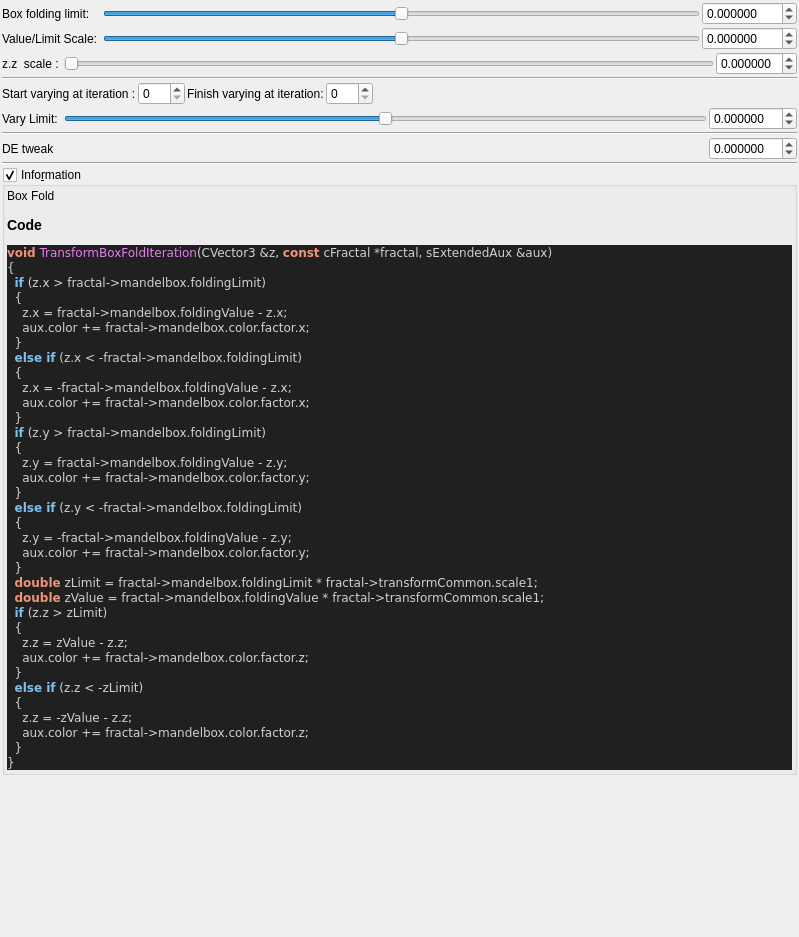
First picture: the form in mandelbulber2/qt_data/fractal_transf_box_fold_varyV1.ui, repository buddhi1980/mandelbulber2, before the edit.
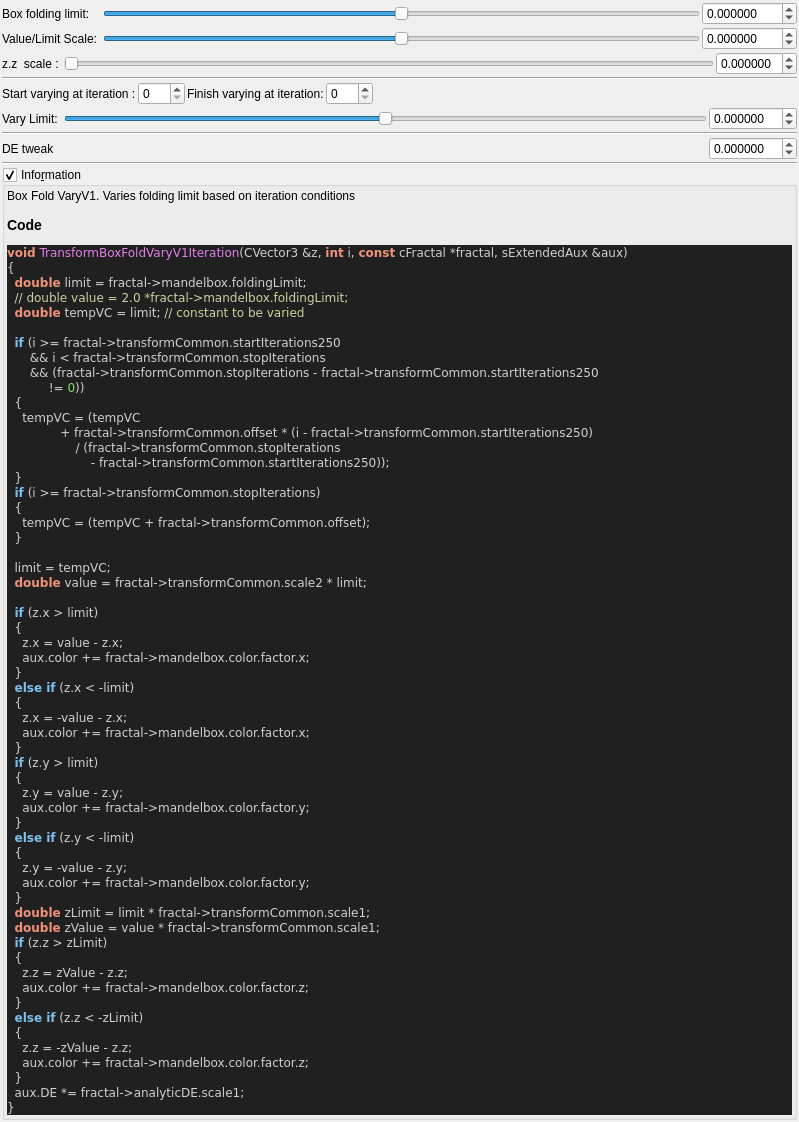
Second picture: the form after the edit. Custom widgets are drawn as their Qt base class.

What changed in the file:
```diff
--- a/mandelbulber2/qt_data/fractal_transf_box_fold_varyV1.ui
+++ b/mandelbulber2/qt_data/fractal_transf_box_fold_varyV1.ui
@@ -418,34 +418,56 @@
       <item>
        <widget class="QLabel" name="label_code_content">
         <property name="text">
-         <string>&lt;p&gt;Box Fold&lt;/p&gt;&lt;table&gt;
+         <string>&lt;p&gt;Box Fold VaryV1. Varies folding limit based on iteration conditions&lt;/p&gt;&lt;table&gt;
 &lt;/table&gt;
 &lt;h3&gt;Code&lt;/h3&gt;
 &lt;body style=&quot;background-color:#202020&quot;&gt;
-&lt;pre style=&quot;color:#d0d0d0; background-color:#202020;  font-family:'Courier New',monospace;&quot;&gt;&lt;span style=&quot;color:#f09479; font-weight:bold&quot;&gt;void&lt;/span&gt; &lt;span style=&quot;color:#e47eed&quot;&gt;TransformBoxFoldIteration&lt;/span&gt;&lt;span style=&quot;color:#d0d0d0&quot;&gt;(&lt;/span&gt;CVector3 &lt;span style=&quot;color:#d0d0d0&quot;&gt;&amp;amp;&lt;/span&gt;z&lt;span style=&quot;color:#d0d0d0&quot;&gt;,&lt;/span&gt; &lt;span style=&quot;color:#f09479; font-weight:bold&quot;&gt;const&lt;/span&gt; cFractal &lt;span style=&quot;color:#d0d0d0&quot;&gt;*&lt;/span&gt;fractal&lt;span style=&quot;color:#d0d0d0&quot;&gt;,&lt;/span&gt; sExtendedAux &lt;span style=&quot;color:#d0d0d0&quot;&gt;&amp;amp;&lt;/span&gt;aux&lt;span style=&quot;color:#d0d0d0&quot;&gt;)&lt;/span&gt;
+&lt;pre style=&quot;color:#d0d0d0; background-color:#202020;  font-family:'Courier New',monospace;&quot;&gt;&lt;span style=&quot;color:#f09479; font-weight:bold&quot;&gt;void&lt;/span&gt; &lt;span style=&quot;color:#e47eed&quot;&gt;TransformBoxFoldVaryV1Iteration&lt;/span&gt;&lt;span style=&quot;color:#d0d0d0&quot;&gt;(&lt;/span&gt;CVector3 &lt;span style=&quot;color:#d0d0d0&quot;&gt;&amp;amp;&lt;/span&gt;z&lt;span style=&quot;color:#d0d0d0&quot;&gt;,&lt;/span&gt; &lt;span style=&quot;color:#f09479; font-weight:bold&quot;&gt;int&lt;/span&gt; i&lt;span style=&quot;color:#d0d0d0&quot;&gt;,&lt;/span&gt; &lt;span style=&quot;color:#f09479; font-weight:bold&quot;&gt;const&lt;/span&gt; cFractal &lt;span style=&quot;color:#d0d0d0&quot;&gt;*&lt;/span&gt;fractal&lt;span style=&quot;color:#d0d0d0&quot;&gt;,&lt;/span&gt; sExtendedAux &lt;span style=&quot;color:#d0d0d0&quot;&gt;&amp;amp;&lt;/span&gt;aux&lt;span style=&quot;color:#d0d0d0&quot;&gt;)&lt;/span&gt;
 &lt;span style=&quot;color:#d0d0d0&quot;&gt;{&lt;/span&gt;
-  &lt;span style=&quot;color:#7ec0ee; font-weight:bold&quot;&gt;if&lt;/span&gt; &lt;span style=&quot;color:#d0d0d0&quot;&gt;(&lt;/span&gt;z&lt;span style=&quot;color:#d0d0d0&quot;&gt;.&lt;/span&gt;x &lt;span style=&quot;color:#d0d0d0&quot;&gt;&amp;gt;&lt;/span&gt; fractal&lt;span style=&quot;color:#d0d0d0&quot;&gt;-&amp;gt;&lt;/span&gt;mandelbox&lt;span style=&quot;color:#d0d0d0&quot;&gt;.&lt;/span&gt;foldingLimit&lt;span style=&quot;color:#d0d0d0&quot;&gt;)&lt;/span&gt;
+  &lt;span style=&quot;color:#f09479; font-weight:bold&quot;&gt;double&lt;/span&gt; limit &lt;span style=&quot;color:#d0d0d0&quot;&gt;=&lt;/span&gt; fractal&lt;span style=&quot;color:#d0d0d0&quot;&gt;-&amp;gt;&lt;/span&gt;mandelbox&lt;span style=&quot;color:#d0d0d0&quot;&gt;.&lt;/span&gt;foldingLimit&lt;span style=&quot;color:#d0d0d0&quot;&gt;;&lt;/span&gt;
+  &lt;span style=&quot;color:#d0d0a0&quot;&gt;// double value = 2.0 *fractal-&amp;gt;mandelbox.foldingLimit;&lt;/span&gt;
+  &lt;span style=&quot;color:#f09479; font-weight:bold&quot;&gt;double&lt;/span&gt; tempVC &lt;span style=&quot;color:#d0d0d0&quot;&gt;=&lt;/span&gt; limit&lt;span style=&quot;color:#d0d0d0&quot;&gt;;&lt;/span&gt; &lt;span style=&quot;color:#d0d0a0&quot;&gt;// constant to be varied&lt;/span&gt;
+
+  &lt;span style=&quot;color:#7ec0ee; font-weight:bold&quot;&gt;if&lt;/span&gt; &lt;span style=&quot;color:#d0d0d0&quot;&gt;(&lt;/span&gt;i &lt;span style=&quot;color:#d0d0d0&quot;&gt;&amp;gt;=&lt;/span&gt; fractal&lt;span style=&quot;color:#d0d0d0&quot;&gt;-&amp;gt;&lt;/span&gt;transformCommon&lt;span style=&quot;color:#d0d0d0&quot;&gt;.&lt;/span&gt;startIterations250
+      &lt;span style=&quot;color:#d0d0d0&quot;&gt;&amp;amp;&amp;amp;&lt;/span&gt; i &lt;span style=&quot;color:#d0d0d0&quot;&gt;&amp;lt;&lt;/span&gt; fractal&lt;span style=&quot;color:#d0d0d0&quot;&gt;-&amp;gt;&lt;/span&gt;transformCommon&lt;span style=&quot;color:#d0d0d0&quot;&gt;.&lt;/span&gt;stopIterations
+      &lt;span style=&quot;color:#d0d0d0&quot;&gt;&amp;amp;&amp;amp; (&lt;/span&gt;fractal&lt;span style=&quot;color:#d0d0d0&quot;&gt;-&amp;gt;&lt;/span&gt;transformCommon&lt;span style=&quot;color:#d0d0d0&quot;&gt;.&lt;/span&gt;stopIterations &lt;span style=&quot;color:#d0d0d0&quot;&gt;-&lt;/span&gt; fractal&lt;span style=&quot;color:#d0d0d0&quot;&gt;-&amp;gt;&lt;/span&gt;transformCommon&lt;span style=&quot;color:#d0d0d0&quot;&gt;.&lt;/span&gt;startIterations250
+           &lt;span style=&quot;color:#d0d0d0&quot;&gt;!=&lt;/span&gt; &lt;span style=&quot;color:#87df71&quot;&gt;0&lt;/span&gt;&lt;span style=&quot;color:#d0d0d0&quot;&gt;))&lt;/span&gt;
   &lt;span style=&quot;color:#d0d0d0&quot;&gt;{&lt;/span&gt;
-    z&lt;span style=&quot;color:#d0d0d0&quot;&gt;.&lt;/span&gt;x &lt;span style=&quot;color:#d0d0d0&quot;&gt;=&lt;/span&gt; fractal&lt;span style=&quot;color:#d0d0d0&quot;&gt;-&amp;gt;&lt;/span&gt;mandelbox&lt;span style=&quot;color:#d0d0d0&quot;&gt;.&lt;/span&gt;foldingValue &lt;span style=&quot;color:#d0d0d0&quot;&gt;-&lt;/span&gt; z&lt;span style=&quot;color:#d0d0d0&quot;&gt;.&lt;/span&gt;x&lt;span style=&quot;color:#d0d0d0&quot;&gt;;&lt;/span&gt;
+    tempVC &lt;span style=&quot;color:#d0d0d0&quot;&gt;= (&lt;/span&gt;tempVC
+              &lt;span style=&quot;color:#d0d0d0&quot;&gt;+&lt;/span&gt; fractal&lt;span style=&quot;color:#d0d0d0&quot;&gt;-&amp;gt;&lt;/span&gt;transformCommon&lt;span style=&quot;color:#d0d0d0&quot;&gt;.&lt;/span&gt;offset &lt;span style=&quot;color:#d0d0d0&quot;&gt;* (&lt;/span&gt;i &lt;span style=&quot;color:#d0d0d0&quot;&gt;-&lt;/span&gt; fractal&lt;span style=&quot;color:#d0d0d0&quot;&gt;-&amp;gt;&lt;/span&gt;transformCommon&lt;span style=&quot;color:#d0d0d0&quot;&gt;.&lt;/span&gt;startIterations250&lt;span style=&quot;color:#d0d0d0&quot;&gt;)&lt;/span&gt;
+                  &lt;span style=&quot;color:#d0d0d0&quot;&gt;/ (&lt;/span&gt;fractal&lt;span style=&quot;color:#d0d0d0&quot;&gt;-&amp;gt;&lt;/span&gt;transformCommon&lt;span style=&quot;color:#d0d0d0&quot;&gt;.&lt;/span&gt;stopIterations
+                      &lt;span style=&quot;color:#d0d0d0&quot;&gt;-&lt;/span&gt; fractal&lt;span style=&quot;color:#d0d0d0&quot;&gt;-&amp;gt;&lt;/span&gt;transformCommon&lt;span style=&quot;color:#d0d0d0&quot;&gt;.&lt;/span&gt;startIterations250&lt;span style=&quot;color:#d0d0d0&quot;&gt;));&lt;/span&gt;
+  &lt;span style=&quot;color:#d0d0d0&quot;&gt;}&lt;/span&gt;
+  &lt;span style=&quot;color:#7ec0ee; font-weight:bold&quot;&gt;if&lt;/span&gt; &lt;span style=&quot;color:#d0d0d0&quot;&gt;(&lt;/span&gt;i &lt;span style=&quot;color:#d0d0d0&quot;&gt;&amp;gt;=&lt;/span&gt; fractal&lt;span style=&quot;color:#d0d0d0&quot;&gt;-&amp;gt;&lt;/span&gt;transformCommon&lt;span style=&quot;color:#d0d0d0&quot;&gt;.&lt;/span&gt;stopIterations&lt;span style=&quot;color:#d0d0d0&quot;&gt;)&lt;/span&gt;
+  &lt;span style=&quot;color:#d0d0d0&quot;&gt;{&lt;/span&gt;
+    tempVC &lt;span style=&quot;color:#d0d0d0&quot;&gt;= (&lt;/span&gt;tempVC &lt;span style=&quot;color:#d0d0d0&quot;&gt;+&lt;/span&gt; fractal&lt;span style=&quot;color:#d0d0d0&quot;&gt;-&amp;gt;&lt;/span&gt;transformCommon&lt;span style=&quot;color:#d0d0d0&quot;&gt;.&lt;/span&gt;offset&lt;span style=&quot;color:#d0d0d0&quot;&gt;);&lt;/span&gt;
+  &lt;span style=&quot;color:#d0d0d0&quot;&gt;}&lt;/span&gt;
+
+  limit &lt;span style=&quot;color:#d0d0d0&quot;&gt;=&lt;/span&gt; tempVC&lt;span style=&quot;color:#d0d0d0&quot;&gt;;&lt;/span&gt;
+  &lt;span style=&quot;color:#f09479; font-weight:bold&quot;&gt;double&lt;/span&gt; value &lt;span style=&quot;color:#d0d0d0&quot;&gt;=&lt;/span&gt; fractal&lt;span style=&quot;color:#d0d0d0&quot;&gt;-&amp;gt;&lt;/span&gt;transformCommon&lt;span style=&quot;color:#d0d0d0&quot;&gt;.&lt;/span&gt;scale2 &lt;span style=&quot;color:#d0d0d0&quot;&gt;*&lt;/span&gt; limit&lt;span style=&quot;color:#d0d0d0&quot;&gt;;&lt;/span&gt;
+
+  &lt;span style=&quot;color:#7ec0ee; font-weight:bold&quot;&gt;if&lt;/span&gt; &lt;span style=&quot;color:#d0d0d0&quot;&gt;(&lt;/span&gt;z&lt;span style=&quot;color:#d0d0d0&quot;&gt;.&lt;/span&gt;x &lt;span style=&quot;color:#d0d0d0&quot;&gt;&amp;gt;&lt;/span&gt; limit&lt;span style=&quot;color:#d0d0d0&quot;&gt;)&lt;/span&gt;
+  &lt;span style=&quot;color:#d0d0d0&quot;&gt;{&lt;/span&gt;
+    z&lt;span style=&quot;color:#d0d0d0&quot;&gt;.&lt;/span&gt;x &lt;span style=&quot;color:#d0d0d0&quot;&gt;=&lt;/span&gt; value &lt;span style=&quot;color:#d0d0d0&quot;&gt;-&lt;/span&gt; z&lt;span style=&quot;color:#d0d0d0&quot;&gt;.&lt;/span&gt;x&lt;span style=&quot;color:#d0d0d0&quot;&gt;;&lt;/span&gt;
     aux&lt;span style=&quot;color:#d0d0d0&quot;&gt;.&lt;/span&gt;color &lt;span style=&quot;color:#d0d0d0&quot;&gt;+=&lt;/span&gt; fractal&lt;span style=&quot;color:#d0d0d0&quot;&gt;-&amp;gt;&lt;/span&gt;mandelbox&lt;span style=&quot;color:#d0d0d0&quot;&gt;.&lt;/span&gt;color&lt;span style=&quot;color:#d0d0d0&quot;&gt;.&lt;/span&gt;factor&lt;span style=&quot;color:#d0d0d0&quot;&gt;.&lt;/span&gt;x&lt;span style=&quot;color:#d0d0d0&quot;&gt;;&lt;/span&gt;
   &lt;span style=&quot;color:#d0d0d0&quot;&gt;}&lt;/span&gt;
-  &lt;span style=&quot;color:#7ec0ee; font-weight:bold&quot;&gt;else if&lt;/span&gt; &lt;span style=&quot;color:#d0d0d0&quot;&gt;(&lt;/span&gt;z&lt;span style=&quot;color:#d0d0d0&quot;&gt;.&lt;/span&gt;x &lt;span style=&quot;color:#d0d0d0&quot;&gt;&amp;lt; -&lt;/span&gt;fractal&lt;span style=&quot;color:#d0d0d0&quot;&gt;-&amp;gt;&lt;/span&gt;mandelbox&lt;span style=&quot;color:#d0d0d0&quot;&gt;.&lt;/span&gt;foldingLimit&lt;span style=&quot;color:#d0d0d0&quot;&gt;)&lt;/span&gt;
+  &lt;span style=&quot;color:#7ec0ee; font-weight:bold&quot;&gt;else if&lt;/span&gt; &lt;span style=&quot;color:#d0d0d0&quot;&gt;(&lt;/span&gt;z&lt;span style=&quot;color:#d0d0d0&quot;&gt;.&lt;/span&gt;x &lt;span style=&quot;color:#d0d0d0&quot;&gt;&amp;lt; -&lt;/span&gt;limit&lt;span style=&quot;color:#d0d0d0&quot;&gt;)&lt;/span&gt;
   &lt;span style=&quot;color:#d0d0d0&quot;&gt;{&lt;/span&gt;
-    z&lt;span style=&quot;color:#d0d0d0&quot;&gt;.&lt;/span&gt;x &lt;span style=&quot;color:#d0d0d0&quot;&gt;= -&lt;/span&gt;fractal&lt;span style=&quot;color:#d0d0d0&quot;&gt;-&amp;gt;&lt;/span&gt;mandelbox&lt;span style=&quot;color:#d0d0d0&quot;&gt;.&lt;/span&gt;foldingValue &lt;span style=&quot;color:#d0d0d0&quot;&gt;-&lt;/span&gt; z&lt;span style=&quot;color:#d0d0d0&quot;&gt;.&lt;/span&gt;x&lt;span style=&quot;color:#d0d0d0&quot;&gt;;&lt;/span&gt;
+    z&lt;span style=&quot;color:#d0d0d0&quot;&gt;.&lt;/span&gt;x &lt;span style=&quot;color:#d0d0d0&quot;&gt;= -&lt;/span&gt;value &lt;span style=&quot;color:#d0d0d0&quot;&gt;-&lt;/span&gt; z&lt;span style=&quot;color:#d0d0d0&quot;&gt;.&lt;/span&gt;x&lt;span style=&quot;color:#d0d0d0&quot;&gt;;&lt;/span&gt;
     aux&lt;span style=&quot;color:#d0d0d0&quot;&gt;.&lt;/span&gt;color &lt;span style=&quot;color:#d0d0d0&quot;&gt;+=&lt;/span&gt; fractal&lt;span style=&quot;color:#d0d0d0&quot;&gt;-&amp;gt;&lt;/span&gt;mandelbox&lt;span style=&quot;color:#d0d0d0&quot;&gt;.&lt;/span&gt;color&lt;span style=&quot;color:#d0d0d0&quot;&gt;.&lt;/span&gt;factor&lt;span style=&quot;color:#d0d0d0&quot;&gt;.&lt;/span&gt;x&lt;span style=&quot;color:#d0d0d0&quot;&gt;;&lt;/span&gt;
   &lt;span style=&quot;color:#d0d0d0&quot;&gt;}&lt;/span&gt;
-  &lt;span style=&quot;color:#7ec0ee; font-weight:bold&quot;&gt;if&lt;/span&gt; &lt;span style=&quot;color:#d0d0d0&quot;&gt;(&lt;/span&gt;z&lt;span style=&quot;color:#d0d0d0&quot;&gt;.&lt;/span&gt;y &lt;span style=&quot;color:#d0d0d0&quot;&gt;&amp;gt;&lt;/span&gt; fractal&lt;span style=&quot;color:#d0d0d0&quot;&gt;-&amp;gt;&lt;/span&gt;mandelbox&lt;span style=&quot;color:#d0d0d0&quot;&gt;.&lt;/span&gt;foldingLimit&lt;span style=&quot;color:#d0d0d0&quot;&gt;)&lt;/span&gt;
+  &lt;span style=&quot;color:#7ec0ee; font-weight:bold&quot;&gt;if&lt;/span&gt; &lt;span style=&quot;color:#d0d0d0&quot;&gt;(&lt;/span&gt;z&lt;span style=&quot;color:#d0d0d0&quot;&gt;.&lt;/span&gt;y &lt;span style=&quot;color:#d0d0d0&quot;&gt;&amp;gt;&lt;/span&gt; limit&lt;span style=&quot;color:#d0d0d0&quot;&gt;)&lt;/span&gt;
   &lt;span style=&quot;color:#d0d0d0&quot;&gt;{&lt;/span&gt;
-    z&lt;span style=&quot;color:#d0d0d0&quot;&gt;.&lt;/span&gt;y &lt;span style=&quot;color:#d0d0d0&quot;&gt;=&lt;/span&gt; fractal&lt;span style=&quot;color:#d0d0d0&quot;&gt;-&amp;gt;&lt;/span&gt;mandelbox&lt;span style=&quot;color:#d0d0d0&quot;&gt;.&lt;/span&gt;foldingValue &lt;span style=&quot;color:#d0d0d0&quot;&gt;-&lt;/span&gt; z&lt;span style=&quot;color:#d0d0d0&quot;&gt;.&lt;/span&gt;y&lt;span style=&quot;color:#d0d0d0&quot;&gt;;&lt;/span&gt;
+    z&lt;span style=&quot;color:#d0d0d0&quot;&gt;.&lt;/span&gt;y &lt;span style=&quot;color:#d0d0d0&quot;&gt;=&lt;/span&gt; value &lt;span style=&quot;color:#d0d0d0&quot;&gt;-&lt;/span&gt; z&lt;span style=&quot;color:#d0d0d0&quot;&gt;.&lt;/span&gt;y&lt;span style=&quot;color:#d0d0d0&quot;&gt;;&lt;/span&gt;
     aux&lt;span style=&quot;color:#d0d0d0&quot;&gt;.&lt;/span&gt;color &lt;span style=&quot;color:#d0d0d0&quot;&gt;+=&lt;/span&gt; fractal&lt;span style=&quot;color:#d0d0d0&quot;&gt;-&amp;gt;&lt;/span&gt;mandelbox&lt;span style=&quot;color:#d0d0d0&quot;&gt;.&lt;/span&gt;color&lt;span style=&quot;color:#d0d0d0&quot;&gt;.&lt;/span&gt;factor&lt;span style=&quot;color:#d0d0d0&quot;&gt;.&lt;/span&gt;y&lt;span style=&quot;color:#d0d0d0&quot;&gt;;&lt;/span&gt;
   &lt;span style=&quot;color:#d0d0d0&quot;&gt;}&lt;/span&gt;
-  &lt;span style=&quot;color:#7ec0ee; font-weight:bold&quot;&gt;else if&lt;/span&gt; &lt;span style=&quot;color:#d0d0d0&quot;&gt;(&lt;/span&gt;z&lt;span style=&quot;color:#d0d0d0&quot;&gt;.&lt;/span&gt;y &lt;span style=&quot;color:#d0d0d0&quot;&gt;&amp;lt; -&lt;/span&gt;fractal&lt;span style=&quot;color:#d0d0d0&quot;&gt;-&amp;gt;&lt;/span&gt;mandelbox&lt;span style=&quot;color:#d0d0d0&quot;&gt;.&lt;/span&gt;foldingLimit&lt;span style=&quot;color:#d0d0d0&quot;&gt;)&lt;/span&gt;
+  &lt;span style=&quot;color:#7ec0ee; font-weight:bold&quot;&gt;else if&lt;/span&gt; &lt;span style=&quot;color:#d0d0d0&quot;&gt;(&lt;/span&gt;z&lt;span style=&quot;color:#d0d0d0&quot;&gt;.&lt;/span&gt;y &lt;span style=&quot;color:#d0d0d0&quot;&gt;&amp;lt; -&lt;/span&gt;limit&lt;span style=&quot;color:#d0d0d0&quot;&gt;)&lt;/span&gt;
   &lt;span style=&quot;color:#d0d0d0&quot;&gt;{&lt;/span&gt;
-    z&lt;span style=&quot;color:#d0d0d0&quot;&gt;.&lt;/span&gt;y &lt;span style=&quot;color:#d0d0d0&quot;&gt;= -&lt;/span&gt;fractal&lt;span style=&quot;color:#d0d0d0&quot;&gt;-&amp;gt;&lt;/span&gt;mandelbox&lt;span style=&quot;color:#d0d0d0&quot;&gt;.&lt;/span&gt;foldingValue &lt;span style=&quot;color:#d0d0d0&quot;&gt;-&lt;/span&gt; z&lt;span style=&quot;color:#d0d0d0&quot;&gt;.&lt;/span&gt;y&lt;span style=&quot;color:#d0d0d0&quot;&gt;;&lt;/span&gt;
+    z&lt;span style=&quot;color:#d0d0d0&quot;&gt;.&lt;/span&gt;y &lt;span style=&quot;color:#d0d0d0&quot;&gt;= -&lt;/span&gt;value &lt;span style=&quot;color:#d0d0d0&quot;&gt;-&lt;/span&gt; z&lt;span style=&quot;color:#d0d0d0&quot;&gt;.&lt;/span&gt;y&lt;span style=&quot;color:#d0d0d0&quot;&gt;;&lt;/span&gt;
     aux&lt;span style=&quot;color:#d0d0d0&quot;&gt;.&lt;/span&gt;color &lt;span style=&quot;color:#d0d0d0&quot;&gt;+=&lt;/span&gt; fractal&lt;span style=&quot;color:#d0d0d0&quot;&gt;-&amp;gt;&lt;/span&gt;mandelbox&lt;span style=&quot;color:#d0d0d0&quot;&gt;.&lt;/span&gt;color&lt;span style=&quot;color:#d0d0d0&quot;&gt;.&lt;/span&gt;factor&lt;span style=&quot;color:#d0d0d0&quot;&gt;.&lt;/span&gt;y&lt;span style=&quot;color:#d0d0d0&quot;&gt;;&lt;/span&gt;
   &lt;span style=&quot;color:#d0d0d0&quot;&gt;}&lt;/span&gt;
-  &lt;span style=&quot;color:#f09479; font-weight:bold&quot;&gt;double&lt;/span&gt; zLimit &lt;span style=&quot;color:#d0d0d0&quot;&gt;=&lt;/span&gt; fractal&lt;span style=&quot;color:#d0d0d0&quot;&gt;-&amp;gt;&lt;/span&gt;mandelbox&lt;span style=&quot;color:#d0d0d0&quot;&gt;.&lt;/span&gt;foldingLimit &lt;span style=&quot;color:#d0d0d0&quot;&gt;*&lt;/span&gt; fractal&lt;span style=&quot;color:#d0d0d0&quot;&gt;-&amp;gt;&lt;/span&gt;transformCommon&lt;span style=&quot;color:#d0d0d0&quot;&gt;.&lt;/span&gt;scale1&lt;span style=&quot;color:#d0d0d0&quot;&gt;;&lt;/span&gt;
-  &lt;span style=&quot;color:#f09479; font-weight:bold&quot;&gt;double&lt;/span&gt; zValue &lt;span style=&quot;color:#d0d0d0&quot;&gt;=&lt;/span&gt; fractal&lt;span style=&quot;color:#d0d0d0&quot;&gt;-&amp;gt;&lt;/span&gt;mandelbox&lt;span style=&quot;color:#d0d0d0&quot;&gt;.&lt;/span&gt;foldingValue &lt;span style=&quot;color:#d0d0d0&quot;&gt;*&lt;/span&gt; fractal&lt;span style=&quot;color:#d0d0d0&quot;&gt;-&amp;gt;&lt;/span&gt;transformCommon&lt;span style=&quot;color:#d0d0d0&quot;&gt;.&lt;/span&gt;scale1&lt;span style=&quot;color:#d0d0d0&quot;&gt;;&lt;/span&gt;
+  &lt;span style=&quot;color:#f09479; font-weight:bold&quot;&gt;double&lt;/span&gt; zLimit &lt;span style=&quot;color:#d0d0d0&quot;&gt;=&lt;/span&gt; limit &lt;span style=&quot;color:#d0d0d0&quot;&gt;*&lt;/span&gt; fractal&lt;span style=&quot;color:#d0d0d0&quot;&gt;-&amp;gt;&lt;/span&gt;transformCommon&lt;span style=&quot;color:#d0d0d0&quot;&gt;.&lt;/span&gt;scale1&lt;span style=&quot;color:#d0d0d0&quot;&gt;;&lt;/span&gt;
+  &lt;span style=&quot;color:#f09479; font-weight:bold&quot;&gt;double&lt;/span&gt; zValue &lt;span style=&quot;color:#d0d0d0&quot;&gt;=&lt;/span&gt; value &lt;span style=&quot;color:#d0d0d0&quot;&gt;*&lt;/span&gt; fractal&lt;span style=&quot;color:#d0d0d0&quot;&gt;-&amp;gt;&lt;/span&gt;transformCommon&lt;span style=&quot;color:#d0d0d0&quot;&gt;.&lt;/span&gt;scale1&lt;span style=&quot;color:#d0d0d0&quot;&gt;;&lt;/span&gt;
   &lt;span style=&quot;color:#7ec0ee; font-weight:bold&quot;&gt;if&lt;/span&gt; &lt;span style=&quot;color:#d0d0d0&quot;&gt;(&lt;/span&gt;z&lt;span style=&quot;color:#d0d0d0&quot;&gt;.&lt;/span&gt;z &lt;span style=&quot;color:#d0d0d0&quot;&gt;&amp;gt;&lt;/span&gt; zLimit&lt;span style=&quot;color:#d0d0d0&quot;&gt;)&lt;/span&gt;
   &lt;span style=&quot;color:#d0d0d0&quot;&gt;{&lt;/span&gt;
     z&lt;span style=&quot;color:#d0d0d0&quot;&gt;.&lt;/span&gt;z &lt;span style=&quot;color:#d0d0d0&quot;&gt;=&lt;/span&gt; zValue &lt;span style=&quot;color:#d0d0d0&quot;&gt;-&lt;/span&gt; z&lt;span style=&quot;color:#d0d0d0&quot;&gt;.&lt;/span&gt;z&lt;span style=&quot;color:#d0d0d0&quot;&gt;;&lt;/span&gt;
@@ -456,6 +478,7 @@
     z&lt;span style=&quot;color:#d0d0d0&quot;&gt;.&lt;/span&gt;z &lt;span style=&quot;color:#d0d0d0&quot;&gt;= -&lt;/span&gt;zValue &lt;span style=&quot;color:#d0d0d0&quot;&gt;-&lt;/span&gt; z&lt;span style=&quot;color:#d0d0d0&quot;&gt;.&lt;/span&gt;z&lt;span style=&quot;color:#d0d0d0&quot;&gt;;&lt;/span&gt;
     aux&lt;span style=&quot;color:#d0d0d0&quot;&gt;.&lt;/span&gt;color &lt;span style=&quot;color:#d0d0d0&quot;&gt;+=&lt;/span&gt; fractal&lt;span style=&quot;color:#d0d0d0&quot;&gt;-&amp;gt;&lt;/span&gt;mandelbox&lt;span style=&quot;color:#d0d0d0&quot;&gt;.&lt;/span&gt;color&lt;span style=&quot;color:#d0d0d0&quot;&gt;.&lt;/span&gt;factor&lt;span style=&quot;color:#d0d0d0&quot;&gt;.&lt;/span&gt;z&lt;span style=&quot;color:#d0d0d0&quot;&gt;;&lt;/span&gt;
   &lt;span style=&quot;color:#d0d0d0&quot;&gt;}&lt;/span&gt;
+  aux&lt;span style=&quot;color:#d0d0d0&quot;&gt;.&lt;/span&gt;DE &lt;span style=&quot;color:#d0d0d0&quot;&gt;*=&lt;/span&gt; fractal&lt;span style=&quot;color:#d0d0d0&quot;&gt;-&amp;gt;&lt;/span&gt;analyticDE&lt;span style=&quot;color:#d0d0d0&quot;&gt;.&lt;/span&gt;scale1&lt;span style=&quot;color:#d0d0d0&quot;&gt;;&lt;/span&gt;
 &lt;span style=&quot;color:#d0d0d0&quot;&gt;}&lt;/span&gt;
 &lt;/pre&gt;
 &lt;/body&gt;</string>
```
